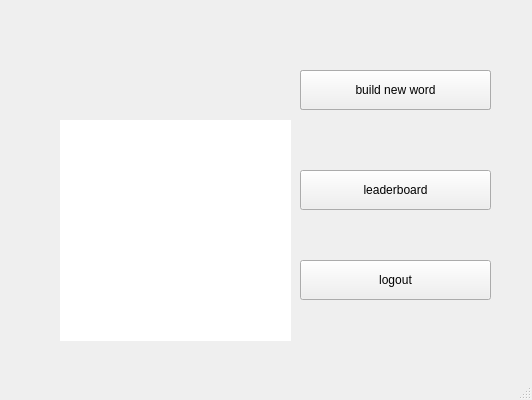
This is client/src/ui/mainwindow.ui in Nihileon/word-elimination as Qt 5 draws it before an edit. The edited form follows.
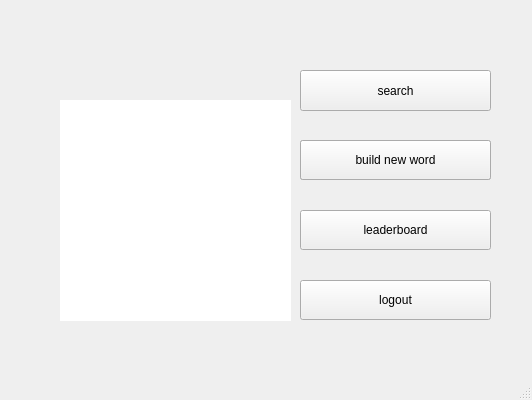
This is the edited form. Custom widgets are drawn as their Qt base class.

```diff
--- a/client/src/ui/mainwindow.ui
+++ b/client/src/ui/mainwindow.ui
@@ -18,7 +18,7 @@
     <property name="geometry">
      <rect>
       <x>60</x>
-      <y>120</y>
+      <y>100</y>
       <width>231</width>
       <height>221</height>
      </rect>
@@ -43,7 +43,7 @@
     <property name="geometry">
      <rect>
       <x>300</x>
-      <y>70</y>
+      <y>140</y>
       <width>191</width>
       <height>40</height>
      </rect>
@@ -56,7 +56,7 @@
     <property name="geometry">
      <rect>
       <x>300</x>
-      <y>170</y>
+      <y>210</y>
       <width>191</width>
       <height>40</height>
      </rect>
@@ -75,7 +75,7 @@
     <property name="geometry">
      <rect>
       <x>300</x>
-      <y>260</y>
+      <y>280</y>
       <width>191</width>
       <height>40</height>
      </rect>
@@ -88,7 +88,7 @@
     <property name="geometry">
      <rect>
       <x>300</x>
-      <y>70</y>
+      <y>140</y>
       <width>191</width>
       <height>40</height>
      </rect>
@@ -97,6 +97,19 @@
      <string>build new word</string>
     </property>
    </widget>
+   <widget class="QtMaterialRaisedButton" name="searchPushButton">
+    <property name="geometry">
+     <rect>
+      <x>300</x>
+      <y>70</y>
+      <width>191</width>
+      <height>41</height>
+     </rect>
+    </property>
+    <property name="text">
+     <string>search</string>
+    </property>
+   </widget>
   </widget>
   <widget class="QMenuBar" name="menubar">
    <property name="geometry">
```
